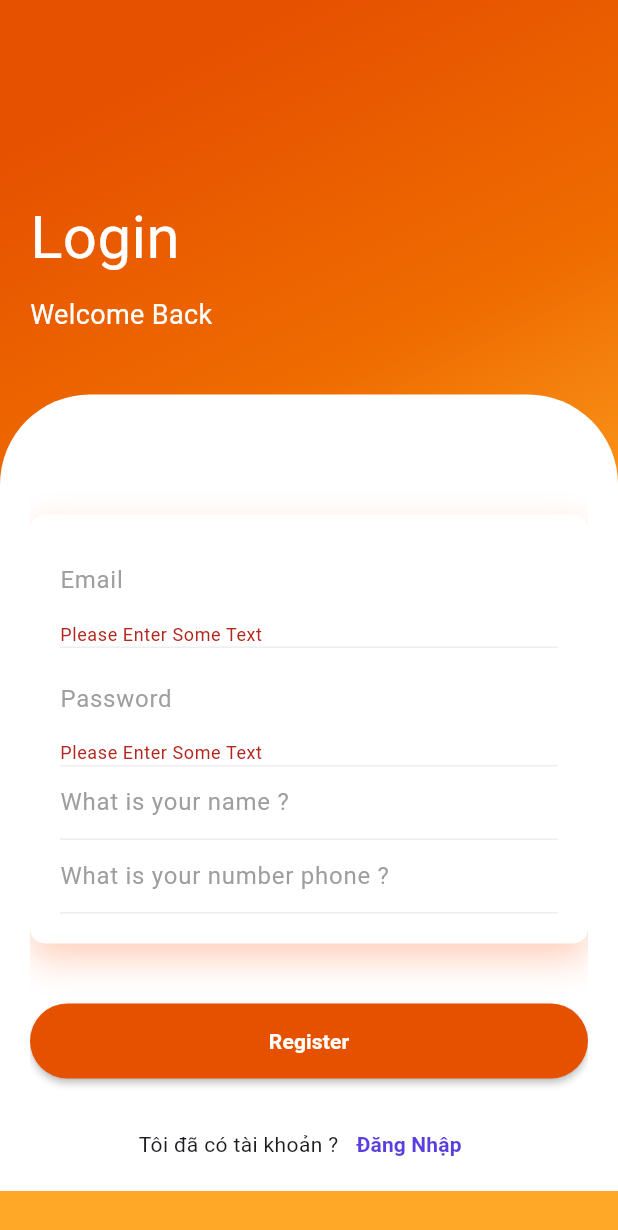
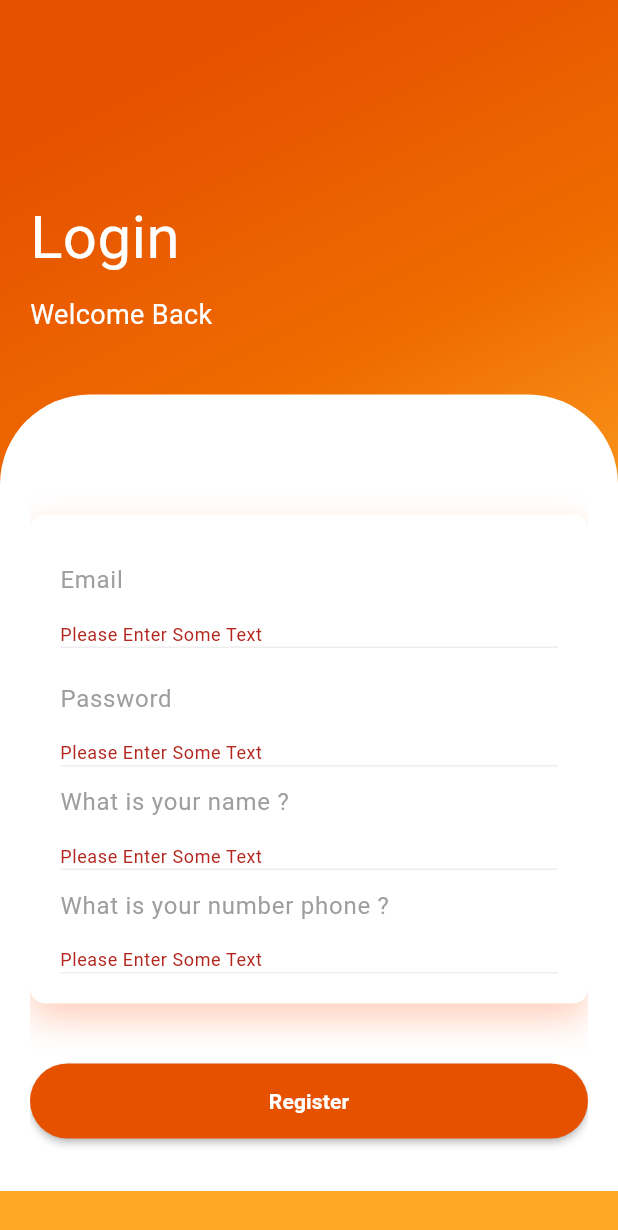
Before and after one commit to oafnghh/HoHoMail, a Flutter app: the RegisterScreen screen opened directly, after a tap on "Register", on a phone screen of 412 x 824 dp. Shown: the top 1230 px of the screen. Run offline on Flutter 3.47's test engine with Material 3 defaults, Android fonts, the phone set to English and light mode, and no system bars; our stand-ins replace cloud_firestore, firebase_auth, firebase_core, fluttertoast; accounts and stored records are empty.

Commit message:
Dev_Hoang_250215
signin && signup success

```diff
--- a/lib/screens/HomeScreen/homeScreen.dart
+++ b/lib/screens/HomeScreen/homeScreen.dart
@@ -10,6 +10,7 @@ class HomeScreen extends StatefulWidget {
 class _HomeScreenState extends State<HomeScreen> {
   @override
   Widget build(BuildContext context) {
-    return const Placeholder();
+    return const Scaffold(
+    );
   }
 }
--- a/lib/screens/LoginScreen/loginScreen.dart
+++ b/lib/screens/LoginScreen/loginScreen.dart
@@ -121,11 +121,11 @@ class _LoginScreenState extends State<LoginScreen> {
                         SizedBox(height: 40,),
                         SizedBox(child: MaterialButton(
                           onPressed: (){
-                            if (formKey.currentState!.validate()) {
+                            if(formKey.currentState!.validate())
+                            {
                               String email = emailController.text.trim();
                               String password = passwordController.text.trim();
-
-                              AuthService().signup(email: email, password: password,context: context);
+                              AuthService().signin(email: email, password: password,context: context);
                             }
                           },
                           height: 50,
--- a/lib/screens/RegisterScreen/registerScreen.dart
+++ b/lib/screens/RegisterScreen/registerScreen.dart
@@ -1,5 +1,7 @@
 import 'package:flutter/material.dart';
 import 'package:hoho_mail/screens/LoginScreen/loginScreen.dart';
+
+import '../../services/authService.dart';
 
 class RegisterScreen extends StatefulWidget {
   const RegisterScreen({super.key});
@@ -13,6 +15,10 @@ class _RegisterScreenState extends State<RegisterScreen> {
   Widget build(BuildContext context) {
     var           orange            = Colors.orange;
     final         formKey           = GlobalKey<FormState>();
+    final TextEditingController emailController     = TextEditingController();
+    final TextEditingController passwordController  = TextEditingController();
+    final TextEditingController nameController     = TextEditingController();
+    final TextEditingController phoneController  = TextEditingController();
     return Scaffold(
       resizeToAvoidBottomInset: true,
       body:Container(
@@ -77,6 +83,7 @@ class _RegisterScreenState extends State<RegisterScreen> {
                                   border: Border(bottom: BorderSide(color: Colors.grey[200]!))
                                 ),
                                 child: TextFormField(
+                                  controller: emailController,
                                   validator: (value) {
                                     if(value == null || value.isEmpty){
                                       return 'Please Enter Some Text';
@@ -96,6 +103,7 @@ class _RegisterScreenState extends State<RegisterScreen> {
                                   border: Border(bottom: BorderSide(color: Colors.grey[200]!))
                                 ),
                                 child: TextFormField(
+                                  controller: passwordController,
                                   validator: (value) {
                                     if(value == null || value.isEmpty){
                                       return 'Please Enter Some Text';
@@ -115,6 +123,13 @@ class _RegisterScreenState extends State<RegisterScreen> {
                                   border: Border(bottom: BorderSide(color: Colors.grey[200]!))
                                 ),
                                 child: TextFormField(
+                                  controller: nameController,
+                                  validator: (value) {
+                                    if(value == null || value.isEmpty){
+                                      return 'Please Enter Some Text';
+                                    }
+                                    return null;
+                                  },
                                   decoration: InputDecoration(
                                     hintText: "What is your name ?",
                                     hintStyle: TextStyle(color: Colors.grey),
@@ -127,6 +142,13 @@ class _RegisterScreenState extends State<RegisterScreen> {
                                   border: Border(bottom: BorderSide(color: Colors.grey[200]!))
                                 ),
                                 child: TextFormField(
+                                  controller: phoneController,
+                                  validator: (value) {
+                                    if(value == null || value.isEmpty){
+                                      return 'Please Enter Some Text';
+                                    }
+                                    return null;
+                                  },
                                   decoration: InputDecoration(
                                     hintText: "What is your number phone ?",
                                     hintStyle: TextStyle(color: Colors.grey),
@@ -141,10 +163,12 @@ class _RegisterScreenState extends State<RegisterScreen> {
                       SizedBox(height: 40,),
                       SizedBox(child: MaterialButton(
                         onPressed: (){
-                          if(formKey.currentState!.validate()){
-                              ScaffoldMessenger.of(context).showSnackBar(
-                                const SnackBar(content: Text('Success')),
-                              );
+                          if (formKey.currentState!.validate()) {
+                            String email    = emailController   .text.trim();
+                            String password = passwordController.text.trim();
+                            String name     = nameController    .text.trim();
+                            String phone    = phoneController   .text.trim();
+                            AuthService().signup(name:name,email: email, password: password,phone:phone,context: context);
                           }
                         },
                         height: 50,
--- a/pubspec.yaml
+++ b/pubspec.yaml
@@ -38,6 +38,7 @@ dependencies:
   firebase_auth: ^5.4.2
   firebase_ui_auth: ^1.16.1
   fluttertoast: ^8.2.12
+  cloud_firestore: ^5.6.3
 
 dev_dependencies:
   flutter_test:
```
Also changed, not shown: lib/services/authService.dart (+92 -14 lines), pubspec.lock, 3 other files.
